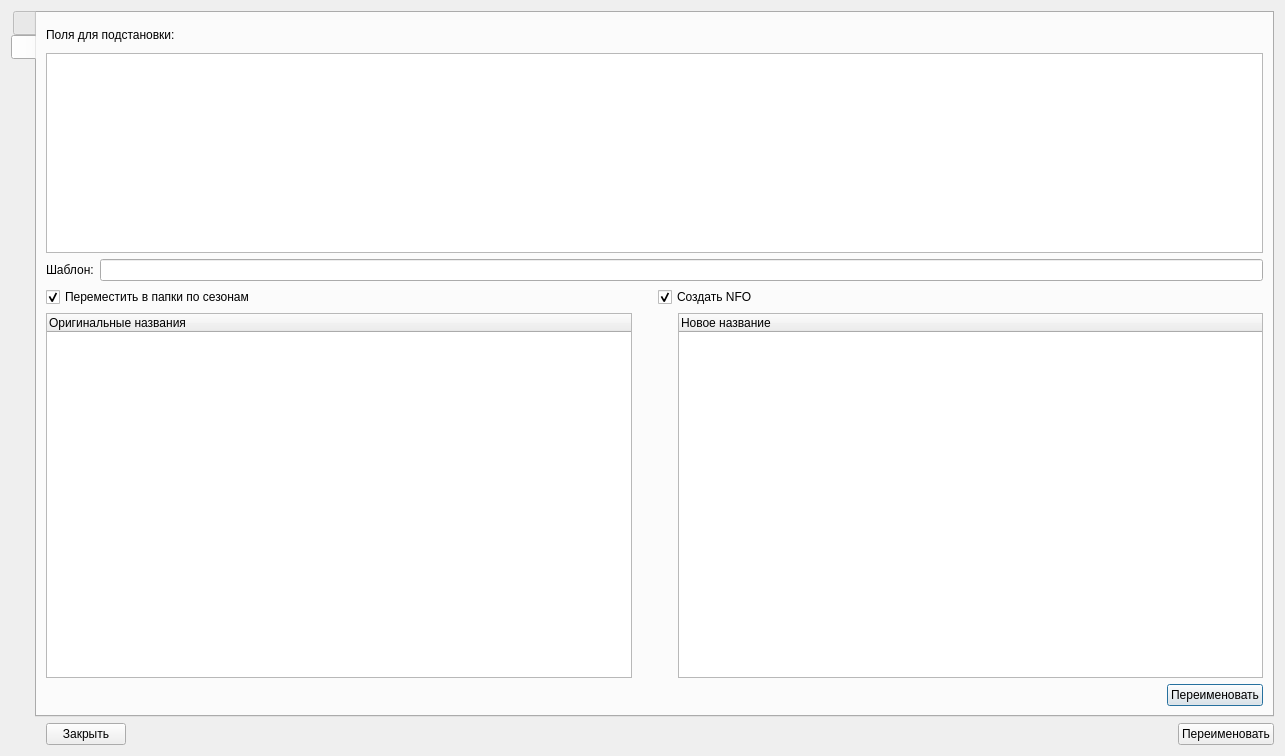
DmitriusFalse/mediaFinder, file dialogrenamerfiles.ui: the form before one commit.
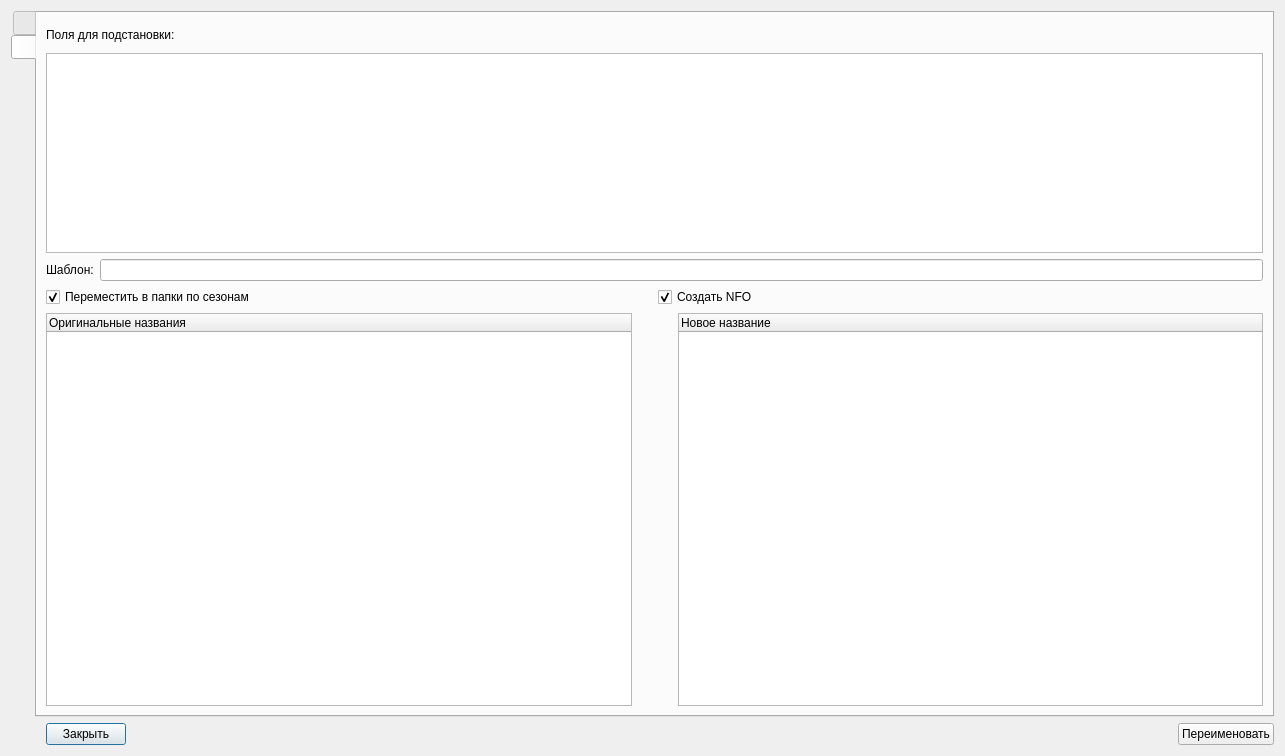
The form after the commit. The open tabs and pages were chosen to show the change. Icons and pictures are not drawn.

Patch:
```diff
--- a/dialogrenamerfiles.ui
+++ b/dialogrenamerfiles.ui
@@ -349,30 +349,6 @@
          </item>
         </layout>
        </item>
-       <item>
-        <layout class="QHBoxLayout" name="horizontalLayout_7">
-         <item>
-          <spacer name="horizontalSpacer_3">
-           <property name="orientation">
-            <enum>Qt::Orientation::Horizontal</enum>
-           </property>
-           <property name="sizeHint" stdset="0">
-            <size>
-             <width>40</width>
-             <height>20</height>
-            </size>
-           </property>
-          </spacer>
-         </item>
-         <item>
-          <widget class="QPushButton" name="renameTVButton">
-           <property name="text">
-            <string>Переименовать</string>
-           </property>
-          </widget>
-         </item>
-        </layout>
-       </item>
       </layout>
      </widget>
     </widget>
```
Left out of the diff: 2 changed lines with no effect on the pictures.
